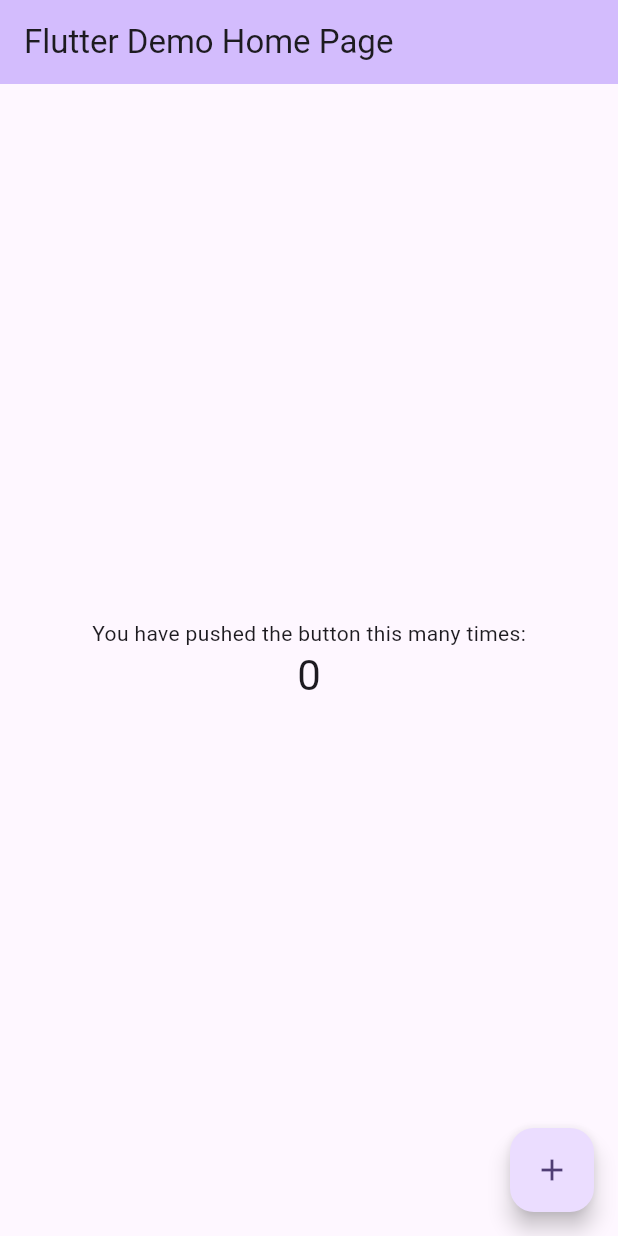
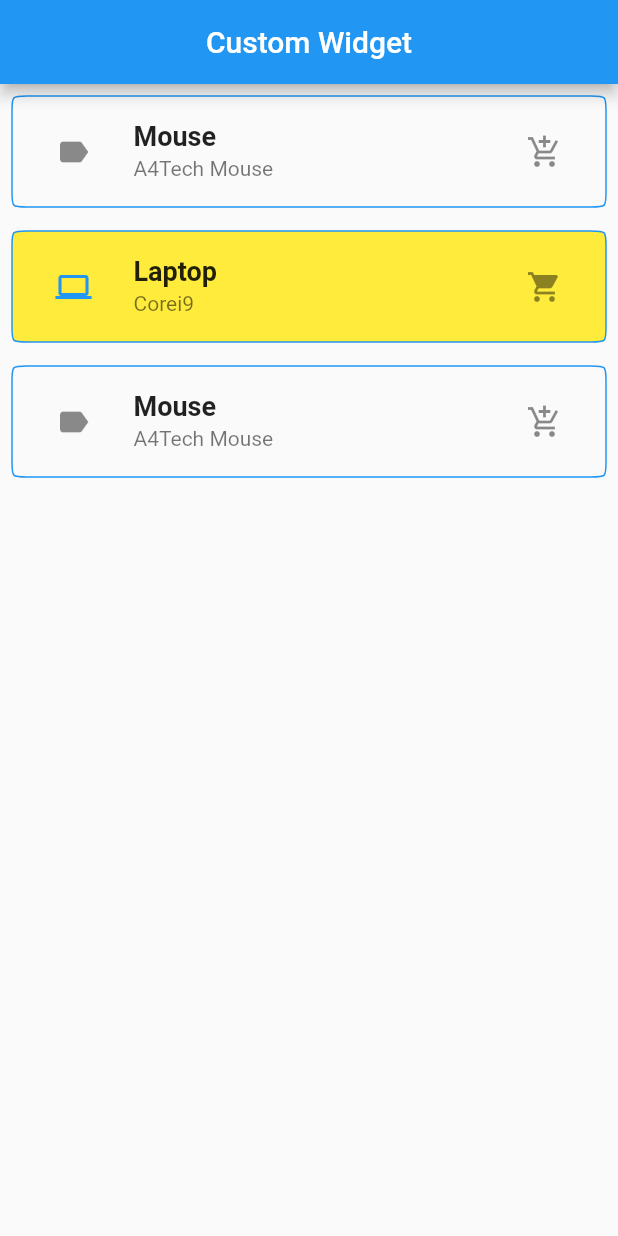
Before and after one commit to FlutterAllproject/ReusableWidget, a Flutter app: the screen it shows after launch, on a phone screen of 412 x 824 dp. Run offline on Flutter 3.47's test engine with Material 2 defaults, Android fonts, the phone set to English and light mode, and no system bars.

Commit message:
second commit

```diff
--- a/lib/main.dart
+++ b/lib/main.dart
@@ -1,125 +1,17 @@
 import 'package:flutter/material.dart';
+import 'package:reuseable_widget/screen/home.dart';
 
-void main() {
-  runApp(const MyApp());
-}
+void main() => runApp(MyApp());
 
 class MyApp extends StatelessWidget {
   const MyApp({super.key});
 
-  // This widget is the root of your application.
   @override
   Widget build(BuildContext context) {
     return MaterialApp(
-      title: 'Flutter Demo',
-      theme: ThemeData(
-        // This is the theme of your application.
-        //
-        // TRY THIS: Try running your application with "flutter run". You'll see
-        // the application has a blue toolbar. Then, without quitting the app,
-        // try changing the seedColor in the colorScheme below to Colors.green
-        // and then invoke "hot reload" (save your changes or press the "hot
-        // reload" button in a Flutter-supported IDE, or press "r" if you used
-        // the command line to start the app).
-        //
-        // Notice that the counter didn't reset back to zero; the application
-        // state is not lost during the reload. To reset the state, use hot
-        // restart instead.
-        //
-        // This works for code too, not just values: Most code changes can be
-        // tested with just a hot reload.
-        colorScheme: ColorScheme.fromSeed(seedColor: Colors.deepPurple),
-        useMaterial3: true,
-      ),
-      home: const MyHomePage(title: 'Flutter Demo Home Page'),
-    );
+        title: "My Flutter App",
+        themeMode: ThemeMode.system,
+        debugShowCheckedModeBanner: false,
+        home: Home());
   }
 }
-
-class MyHomePage extends StatefulWidget {
-  const MyHomePage({super.key, required this.title});
-
-  // This widget is the home page of your application. It is stateful, meaning
-  // that it has a State object (defined below) that contains fields that affect
-  // how it looks.
-
-  // This class is the configuration for the state. It holds the values (in this
-  // case the title) provided by the parent (in this case the App widget) and
-  // used by the build method of the State. Fields in a Widget subclass are
-  // always marked "final".
-
-  final String title;
-
-  @override
-  State<MyHomePage> createState() => _MyHomePageState();
-}
-
-class _MyHomePageState extends State<MyHomePage> {
-  int _counter = 0;
-
-  void _incrementCounter() {
-    setState(() {
-      // This call to setState tells the Flutter framework that something has
-      // changed in this State, which causes it to rerun the build method below
-      // so that the display can reflect the updated values. If we changed
-      // _counter without calling setState(), then the build method would not be
-      // called again, and so nothing would appear to happen.
-      _counter++;
-    });
-  }
-
-  @override
-  Widget build(BuildContext context) {
-    // This method is rerun every time setState is called, for instance as done
-    // by the _incrementCounter method above.
-    //
-    // The Flutter framework has been optimized to make rerunning build methods
-    // fast, so that you can just rebuild anything that needs updating rather
-    // than having to individually change instances of widgets.
-    return Scaffold(
-      appBar: AppBar(
-        // TRY THIS: Try changing the color here to a specific color (to
-        // Colors.amber, perhaps?) and trigger a hot reload to see the AppBar
-        // change color while the other colors stay the same.
-        backgroundColor: Theme.of(context).colorScheme.inversePrimary,
-        // Here we take the value from the MyHomePage object that was created by
-        // the App.build method, and use it to set our appbar title.
-        title: Text(widget.title),
-      ),
-      body: Center(
-        // Center is a layout widget. It takes a single child and positions it
-        // in the middle of the parent.
-        child: Column(
-          // Column is also a layout widget. It takes a list of children and
-          // arranges them vertically. By default, it sizes itself to fit its
-          // children horizontally, and tries to be as tall as its parent.
-          //
-          // Column has various properties to control how it sizes itself and
-          // how it positions its children. Here we use mainAxisAlignment to
-          // center the children vertically; the main axis here is the vertical
-          // axis because Columns are vertical (the cross axis would be
-          // horizontal).
-          //
-          // TRY THIS: Invoke "debug painting" (choose the "Toggle Debug Paint"
-          // action in the IDE, or press "p" in the console), to see the
-          // wireframe for each widget.
-          mainAxisAlignment: MainAxisAlignment.center,
-          children: <Widget>[
-            const Text(
-              'You have pushed the button this many times:',
-            ),
-            Text(
-              '$_counter',
-              style: Theme.of(context).textTheme.headlineMedium,
-            ),
-          ],
-        ),
-      ),
-      floatingActionButton: FloatingActionButton(
-        onPressed: _incrementCounter,
-        tooltip: 'Increment',
-        child: const Icon(Icons.add),
-      ), // This trailing comma makes auto-formatting nicer for build methods.
-    );
-  }
-}
--- /dev/null
+++ b/lib/screen/home.dart
@@ -0,0 +1,36 @@
+import 'package:flutter/material.dart';
+import 'package:reuseable_widget/widgets/listview.dart';
+
+class Home extends StatelessWidget {
+  const Home({super.key});
+
+  @override
+  Widget build(BuildContext context) {
+    return Scaffold(
+      appBar: AppBar(
+        title: Text("Custom Widget"),
+        centerTitle: true,
+      ),
+      body: ListView(
+        children: [
+          ListTileWidget(
+            title: "Mouse",
+            subTitle: "A4Tech Mouse",
+          ),
+          ListTileWidget(
+            title: "Laptop",
+            subTitle: "Corei9",
+            leadingIcon: Icons.laptop,
+            listTileColor: Colors.yellow,
+            trailingIcon: Icons.shopping_cart,
+            iconColor: Colors.blue,
+          ),
+          ListTileWidget(
+            title: "Mouse",
+            subTitle: "A4Tech Mouse",
+          ),
+        ],
+      ),
+    );
+  }
+}
--- /dev/null
+++ b/lib/widgets/listview.dart
@@ -0,0 +1,38 @@
+import 'package:flutter/material.dart';
+
+class ListTileWidget extends StatelessWidget {
+  String title, subTitle;
+  IconData leadingIcon, trailingIcon;
+  Color? listTileColor, iconColor; // Question mark means it can be null
+
+  ListTileWidget({
+    required this.title,
+    required this.subTitle,
+    this.leadingIcon = Icons.label,
+    this.trailingIcon = Icons.add_shopping_cart,
+    this.listTileColor,
+    this.iconColor,
+  });
+
+  @override
+  Widget build(BuildContext context) {
+    return Padding(
+      padding: const EdgeInsets.all(8.0),
+      child: ListTile(
+        tileColor: listTileColor,
+        shape: ContinuousRectangleBorder(
+            borderRadius: BorderRadius.circular(10.0),
+            side: BorderSide(
+              width: 1.0,
+              color: Colors.blue,
+            )),
+        title: Text(title,
+            style: TextStyle(fontSize: 18, fontWeight: FontWeight.bold)),
+        subtitle: Text(subTitle),
+        leading: IconButton(
+            icon: Icon(leadingIcon), color: iconColor, onPressed: () {}),
+        trailing: IconButton(icon: Icon(trailingIcon), onPressed: () {}),
+      ),
+    );
+  }
+}
```
